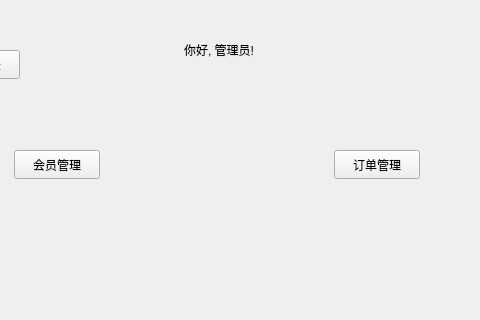
This is admwindow.ui in SparklingPumpkin/DB_test_1 as Qt 5 draws it before an edit; both pictures show x 136 to 616 and y 0 to 320 of the 800 by 600 pixel window. The edited form follows.
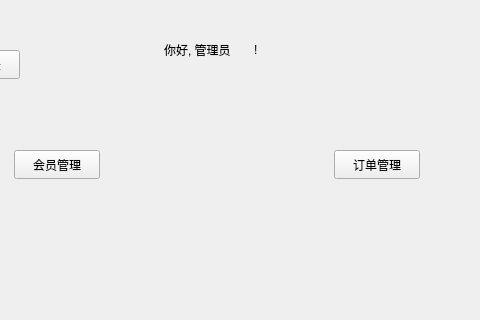
This is the edited form.

Patch:
```diff
--- a/admwindow.ui
+++ b/admwindow.ui
@@ -56,14 +56,14 @@
    <widget class="QLabel" name="label">
     <property name="geometry">
      <rect>
-      <x>320</x>
+      <x>300</x>
       <y>40</y>
-      <width>111</width>
+      <width>81</width>
       <height>20</height>
      </rect>
     </property>
     <property name="text">
-     <string>你好, 管理员!</string>
+     <string>你好, 管理员</string>
     </property>
    </widget>
    <widget class="QPushButton" name="pB_logoff">
@@ -79,6 +79,19 @@
      <string>退出登录</string>
     </property>
    </widget>
+   <widget class="QLabel" name="label_2">
+    <property name="geometry">
+     <rect>
+      <x>390</x>
+      <y>40</y>
+      <width>62</width>
+      <height>20</height>
+     </rect>
+    </property>
+    <property name="text">
+     <string>!</string>
+    </property>
+   </widget>
   </widget>
   <widget class="QMenuBar" name="menubar">
    <property name="geometry">
```
